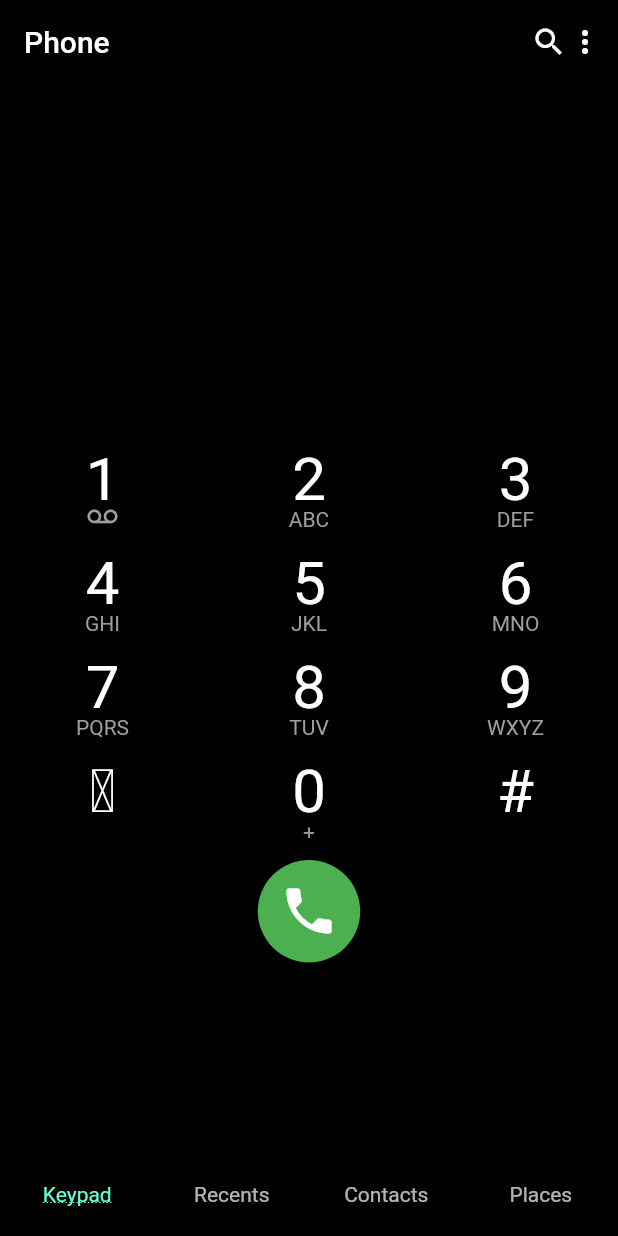
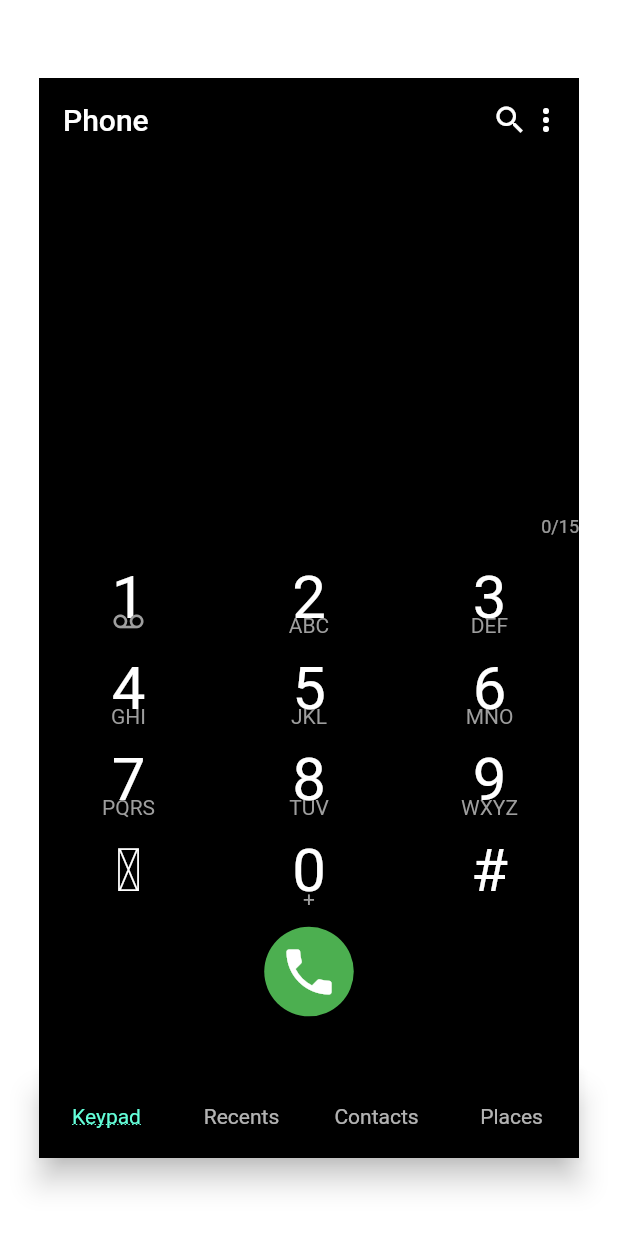
Before and after one commit to ThinkDigitalSoftware/samsung_one_ui_phone, a Flutter app: the screen it shows after launch, on a phone screen of 412 x 824 dp. Run offline on Flutter 3.47's test engine with Material 2 defaults, Android fonts, the phone set to English and light mode, and no system bars.

Commit message:
Locked in dimensions for a better display on web

```diff
--- a/lib/keypad.dart
+++ b/lib/keypad.dart
@@ -3,6 +3,7 @@ import 'package:flutter/material.dart';
 class Keypad extends StatefulWidget {
   Keypad({Key key, this.showBottomNavigationBar}) : super(key: key);
   final ValueChanged<bool> showBottomNavigationBar;
+
   @override
   _KeypadState createState() => _KeypadState();
 }
@@ -29,8 +30,9 @@ class _KeypadState extends State<Keypad> {
             Padding(padding: EdgeInsets.only(left: 10))
           ],
         ),
-        Container(
-          height: 200,
+        Expanded(
+          flex: 2,
+          child: Container(
             child: Stack(
               children: <Widget>[
                 if (_textEditingController.text.isNotEmpty)
@@ -48,30 +50,31 @@ class _KeypadState extends State<Keypad> {
               ],
             ),
           ),
-        Container(
-          height: 20,
-          child: Row(
-            mainAxisSize: MainAxisSize.min,
-            mainAxisAlignment: MainAxisAlignment.center,
-            children: <Widget>[
+        ),
         ConstrainedBox(
           constraints: BoxConstraints(
-                    minWidth: 100, maxWidth: MediaQuery.of(context).size.width),
+            minWidth: 100,
+            maxWidth: MediaQuery.of(context).size.width,
+            maxHeight: 20.0,
+          ),
           child: TextField(
+            maxLength: 15,
+            maxLengthEnforced: true,
+            showCursor: true,
             controller: _textEditingController,
-                  decoration: InputDecoration(border: InputBorder.none),
+            decoration: InputDecoration(
+              border: InputBorder.none,
+            ),
             autofocus: false,
             textAlign: TextAlign.center,
             style: TextStyle(fontSize: 30),
-                ),
-              ),
-            ],
           ),
         ),
         Padding(
           padding: EdgeInsets.only(bottom: 20),
         ),
         Expanded(
+          flex: 3,
           child: GridView.count(
             physics: NeverScrollableScrollPhysics(),
             crossAxisCount: 3,
--- a/lib/phone_home.dart
+++ b/lib/phone_home.dart
@@ -21,7 +21,13 @@ class _PhoneHomeState extends State<PhoneHome> {
 
   @override
   Widget build(BuildContext context) {
-    return Scaffold(
+    return Row(
+      mainAxisAlignment: MainAxisAlignment.center,
+      children: <Widget>[
+        Container(
+          height: 180 * 4.0,
+          width: 90 * 4.0,
+          child: Scaffold(
               body: PageView(
                 physics: NeverScrollableScrollPhysics(),
                 controller: pageController,
@@ -63,7 +69,8 @@ class _PhoneHomeState extends State<PhoneHome> {
                   currentIndex: bottomNavigationBarIndex,
                   type: BottomNavigationBarType.fixed,
                   items: [
-              BottomNavigationBarItem(icon: Container(), title: Text('Keypad')),
+                    BottomNavigationBarItem(
+                        icon: Container(), title: Text('Keypad')),
                     BottomNavigationBarItem(
                       icon: Container(),
                       title: Text('Recents'),
@@ -96,6 +103,9 @@ class _PhoneHomeState extends State<PhoneHome> {
                     });
                   },
                 ),
-        ));
+              )),
+        ),
+      ],
+    );
   }
 }
```
Lines whose indentation alone changed are shown as unchanged.
